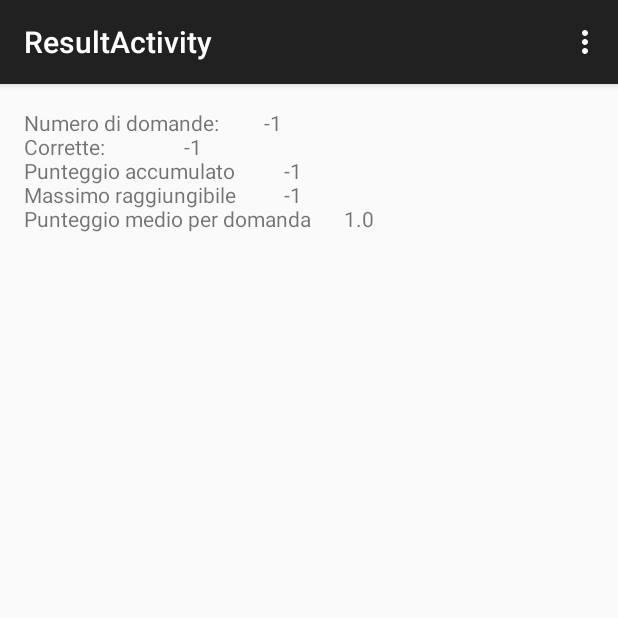
After one commit to fedepiz/CalcioQuiz, an Android app: the ResultActivity screen opened directly, with no data from a screen before it, on a phone screen of 412 x 824 dp, the top half of it. The commit adds this screen. Run offline under Robolectric (Android 15) with nearby library versions, the phone set to English and light mode, and no system bars.

Commit message:
Added result dialog. This concludes the first rough version of the application

```diff
--- /dev/null
+++ b/app/src/main/java/fedepiz/calcioquiz/ui/ResultActivity.java
@@ -0,0 +1,58 @@
+package fedepiz.calcioquiz.ui;
+
+import android.support.v7.app.ActionBarActivity;
+import android.os.Bundle;
+import android.view.Menu;
+import android.view.MenuItem;
+import android.widget.TextView;
+
+import fedepiz.calcioquiz.R;
+
+public class ResultActivity extends ActionBarActivity {
+    private TextView txtResult;
+    @Override
+    protected void onCreate(Bundle savedInstanceState) {
+        super.onCreate(savedInstanceState);
+        setContentView(R.layout.activity_result);
+
+        this.txtResult = (TextView)findViewById(R.id.txtResult);
+
+        int score = getIntent().getIntExtra("score",-1);
+        int maxScore = getIntent().getIntExtra("max_score",-1);
+        int questionCount = getIntent().getIntExtra("num_questions",-1);
+        int correctAnswerCount = getIntent().getIntExtra("correct_answers",-1);
+
+        double average = ((double)score)/((double)questionCount);
+
+        StringBuilder sb = new StringBuilder("");
+        sb.append("Numero di domande:\t\t\t" + questionCount + "\n");
+        sb.append("Corrette:\t\t\t\t" + correctAnswerCount + "\n");
+        sb.append("Punteggio accumulato\t\t\t" + score + "\n");
+        sb.append("Massimo raggiungibile\t\t\t" + maxScore + "\n");
+        sb.append("Punteggio medio per domanda\t\t" + average + "\n");
+
+        this.txtResult.setText(sb.toString());
+    }
+
+    @Override
+    public boolean onCreateOptionsMenu(Menu menu) {
+        // Inflate the menu; this adds items to the action bar if it is present.
+        getMenuInflater().inflate(R.menu.menu_result, menu);
+        return true;
+    }
+
+    @Override
+    public boolean onOptionsItemSelected(MenuItem item) {
+        // Handle action bar item clicks here. The action bar will
+        // automatically handle clicks on the Home/Up button, so long
+        // as you specify a parent activity in AndroidManifest.xml.
+        int id = item.getItemId();
+
+        //noinspection SimplifiableIfStatement
+        if (id == R.id.action_settings) {
+            return true;
+        }
+
+        return super.onOptionsItemSelected(item);
+    }
+}
--- /dev/null
+++ b/app/src/main/res/layout/activity_result.xml
@@ -0,0 +1,21 @@
+<RelativeLayout xmlns:android="http://schemas.android.com/apk/res/android"
+    xmlns:tools="http://schemas.android.com/tools" android:layout_width="match_parent"
+    android:layout_height="match_parent" android:paddingLeft="@dimen/activity_horizontal_margin"
+    android:paddingRight="@dimen/activity_horizontal_margin"
+    android:paddingTop="@dimen/activity_vertical_margin"
+    android:paddingBottom="@dimen/activity_vertical_margin"
+    tools:context="fedepiz.calcioquiz.ui.ResultActivity">
+
+    <TextView
+        android:layout_width="wrap_content"
+        android:layout_height="wrap_content"
+        android:textAppearance="?android:attr/textAppearanceSmall"
+        android:id="@+id/txtResult"
+        android:layout_alignParentTop="true"
+        android:layout_alignParentLeft="true"
+        android:layout_alignParentStart="true"
+        android:layout_alignParentRight="true"
+        android:layout_alignParentEnd="true"
+        android:layout_alignParentBottom="true" />
+
+</RelativeLayout>
--- /dev/null
+++ b/app/src/main/res/menu/menu_result.xml
@@ -0,0 +1,7 @@
+<menu xmlns:android="http://schemas.android.com/apk/res/android"
+    xmlns:app="http://schemas.android.com/apk/res-auto"
+    xmlns:tools="http://schemas.android.com/tools"
+    tools:context="fedepiz.calcioquiz.ui.ResultActivity">
+    <item android:id="@+id/action_settings" android:title="@string/action_settings"
+        android:orderInCategory="100" app:showAsAction="never" />
+</menu>
--- a/app/src/main/res/values/strings.xml
+++ b/app/src/main/res/values/strings.xml
@@ -7,4 +7,6 @@
     <string name="title_activity_quiz">QuizActivity</string>
     <string name="btnSinglePlayerText">Giocatore Singolo</string>
     <string name="btnStartGame">Inizia</string>
+    <string name="title_activity_result">ResultActivity</string>
+    <string name="btnResultBackText">Indietro</string>
 </resources>
```
Also changed, not shown: app/src/main/AndroidManifest.xml (+6 -2 lines), app/src/main/java/fedepiz/calcioquiz/quiz/Quiz.java (+9 -0 lines), app/src/main/java/fedepiz/calcioquiz/ui/QuizActivity.java (+17 -1 lines).
